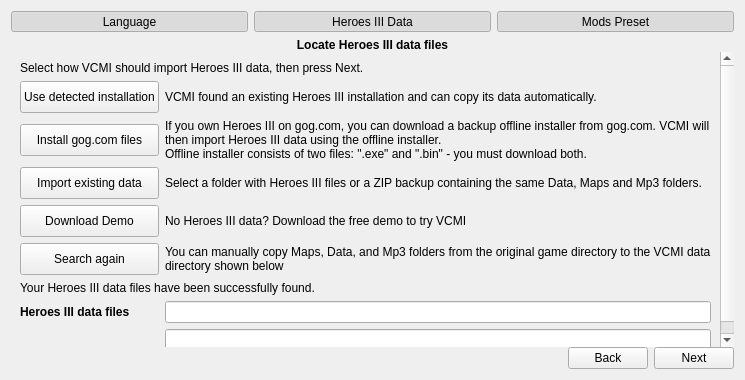
The window that launcher/firstLaunch/firstlaunch_moc.ui (GeorgeK1ng/vcmi) describes before a commit, drawn with Qt 5.
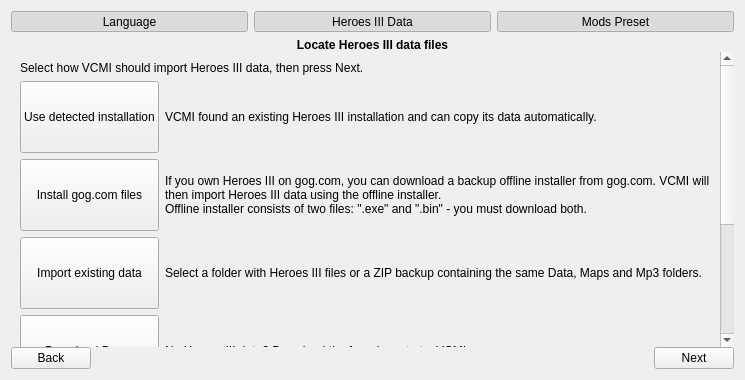
The same window after the commit. Icons and pictures are not drawn.

Commit message: FirstLaunch: Add selectable data import options, ZIP import and demo preset support

What changed in the file:
```diff
--- a/launcher/firstLaunch/firstlaunch_moc.ui
+++ b/launcher/firstLaunch/firstlaunch_moc.ui
@@ -302,10 +302,10 @@
               </sizepolicy>
              </property>
              <property name="maximumSize">
-              <size><width>16777215</width><height>32</height></size>
+              <size><width>16777215</width><height>72</height></size>
              </property>
              <property name="minimumSize">
-              <size><width>0</width><height>32</height></size>
+              <size><width>0</width><height>72</height></size>
              </property>
              <property name="text">
               <string>Use detected installation</string>
@@ -331,10 +331,10 @@
               </sizepolicy>
              </property>
              <property name="maximumSize">
-              <size><width>16777215</width><height>32</height></size>
+              <size><width>16777215</width><height>72</height></size>
              </property>
              <property name="minimumSize">
-              <size><width>0</width><height>32</height></size>
+              <size><width>0</width><height>72</height></size>
              </property>
              <property name="text">
               <string>Install gog.com files</string>
@@ -364,10 +364,10 @@
               </sizepolicy>
              </property>
              <property name="maximumSize">
-              <size><width>16777215</width><height>32</height></size>
+              <size><width>16777215</width><height>72</height></size>
              </property>
              <property name="minimumSize">
-              <size><width>0</width><height>32</height></size>
+              <size><width>0</width><height>72</height></size>
              </property>
              <property name="text">
               <string>Import existing data</string>
@@ -393,10 +393,10 @@
               </sizepolicy>
              </property>
              <property name="maximumSize">
-              <size><width>16777215</width><height>32</height></size>
+              <size><width>16777215</width><height>72</height></size>
              </property>
              <property name="minimumSize">
-              <size><width>0</width><height>32</height></size>
+              <size><width>0</width><height>72</height></size>
              </property>
              <property name="text">
               <string>Download Demo</string>
@@ -422,10 +422,10 @@
               </sizepolicy>
              </property>
              <property name="maximumSize">
-              <size><width>16777215</width><height>32</height></size>
+              <size><width>16777215</width><height>72</height></size>
              </property>
              <property name="minimumSize">
-              <size><width>0</width><height>32</height></size>
+              <size><width>0</width><height>72</height></size>
              </property>
              <property name="text">
               <string>Search again</string>
@@ -494,6 +494,13 @@
          <property name="spacing">
           <number>6</number>
          </property>
+         <item>
+          <widget class="QPushButton" name="pushButtonDataBack">
+           <property name="text">
+            <string>Back</string>
+           </property>
+          </widget>
+         </item>
          <item>
           <spacer name="horizontalSpacer_4">
            <property name="orientation">
@@ -510,13 +517,6 @@
            </property>
           </spacer>
          </item>
-         <item>
-          <widget class="QPushButton" name="pushButtonDataBack">
-           <property name="text">
-            <string>Back</string>
-           </property>
-          </widget>
-         </item>
          <item>
           <widget class="QPushButton" name="pushButtonDataNext">
            <property name="text">
```
Left out of the diff: 14 changed lines with no effect on the pictures. The commit also changes 1 other file.
